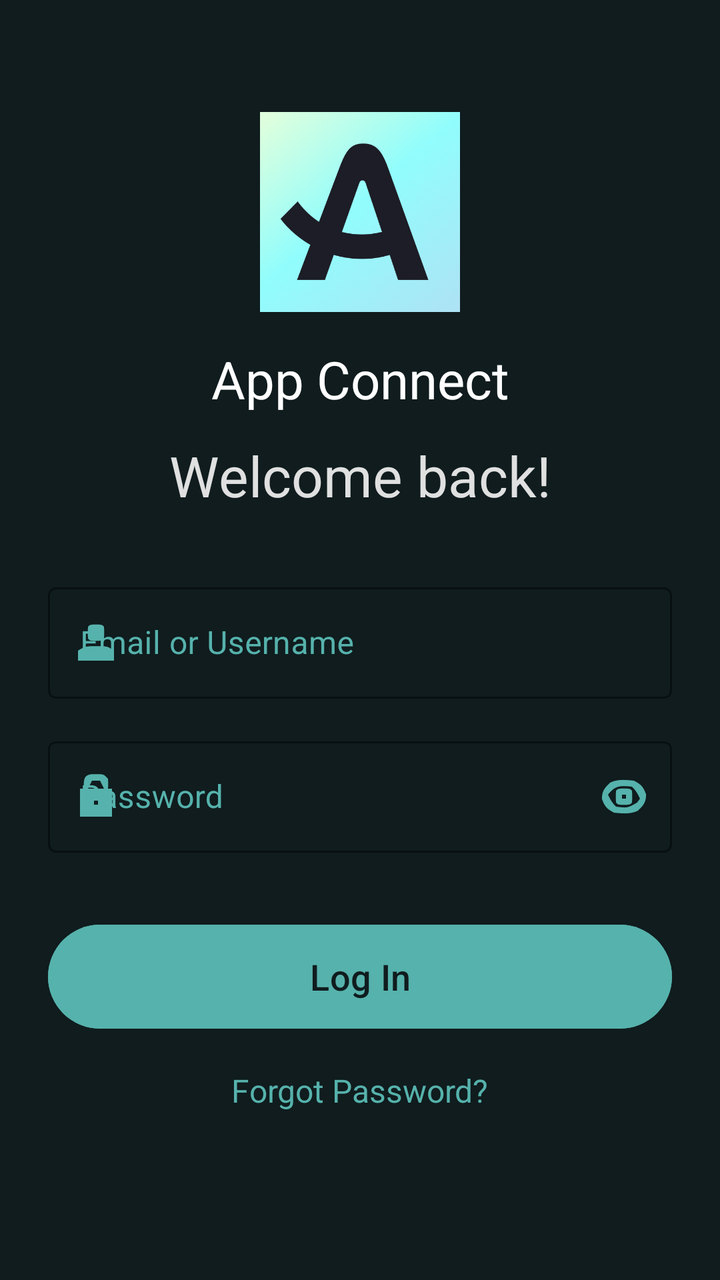
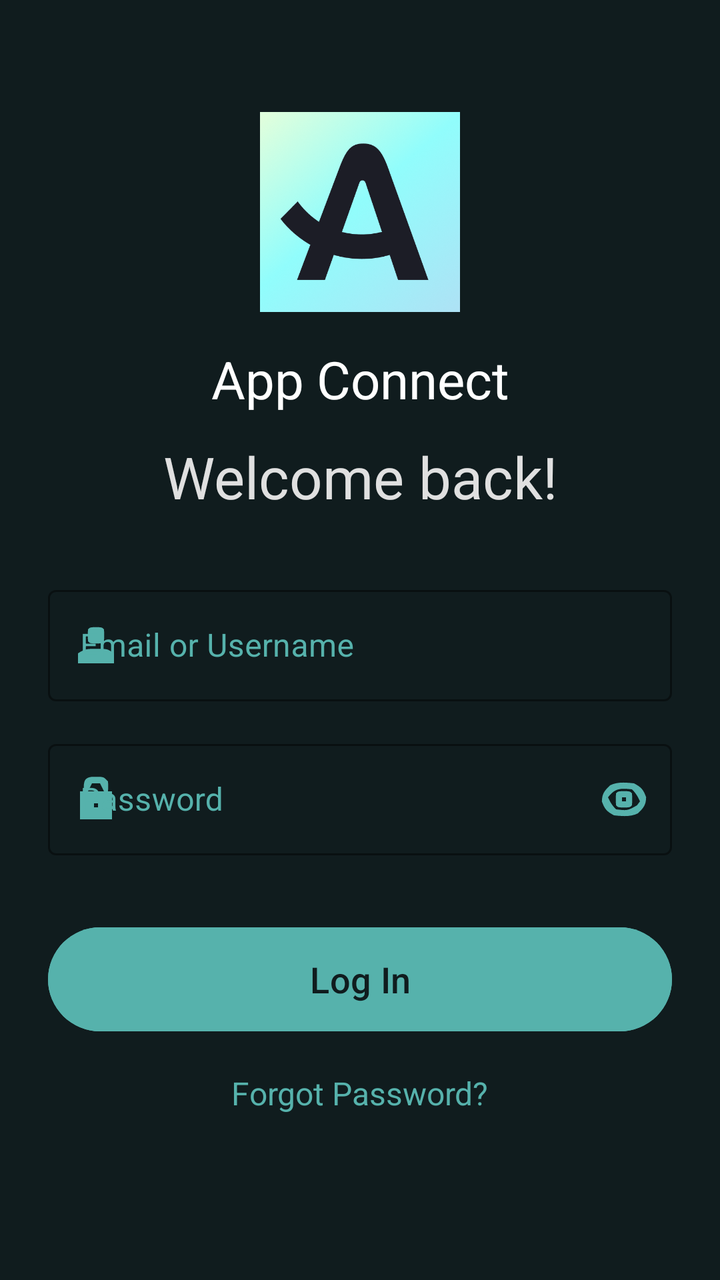

Before-and-after screenshots of an Android layout around one commit, followed by the original layout XML and the change that was made.
<!-- AndroidManifest.xml: application theme Theme.ConnectApp -->
<!-- res/layout/activity_main.xml -->
<?xml version="1.0" encoding="utf-8"?>
<androidx.constraintlayout.widget.ConstraintLayout xmlns:android="http://schemas.android.com/apk/res/android"
    xmlns:app="http://schemas.android.com/apk/res-auto"
    xmlns:tools="http://schemas.android.com/tools"
    android:id="@+id/main"
    android:layout_width="match_parent"
    android:layout_height="match_parent"
    android:background="@color/BackgroudColor"
    android:padding="24dp"
    tools:context=".MainActivity">

    <ImageView
        android:id="@+id/imgLogo"
        android:layout_width="100dp"
        android:layout_height="100dp"
        android:layout_marginTop="32dp"
        android:contentDescription="@string/content_desc_app_logo"
        android:src="@drawable/logo"
        app:layout_constraintEnd_toEndOf="parent"
        app:layout_constraintStart_toStartOf="parent"
        app:layout_constraintTop_toTopOf="parent" />

    <TextView
        android:id="@+id/tvAppName"
        android:layout_width="wrap_content"
        android:layout_height="wrap_content"
        android:layout_marginTop="16dp"
        android:text="@string/app_connect_title"
        android:textColor="@color/white"
        android:textSize="26sp"
        app:layout_constraintEnd_toEndOf="parent"
        app:layout_constraintStart_toStartOf="parent"
        app:layout_constraintTop_toBottomOf="@id/imgLogo" />

    <TextView
        android:id="@+id/tvWelcome"
        android:layout_width="wrap_content"
        android:layout_height="wrap_content"
        android:layout_marginTop="12dp"
        android:text="@string/welcome_back"
        android:textColor="#E0E0E0"
        android:textSize="28sp"
        app:layout_constraintEnd_toEndOf="parent"
        app:layout_constraintStart_toStartOf="parent"
        app:layout_constraintTop_toBottomOf="@id/tvAppName" />

    <com.google.android.material.textfield.TextInputLayout
        android:id="@+id/tilEmail"
        style="@style/Widget.MaterialComponents.TextInputLayout.OutlinedBox"
        android:layout_width="match_parent"
        android:layout_height="wrap_content"
        android:layout_marginTop="32dp"
        android:hint="@string/hint_email_username"
        android:textColorHint="@color/PrimaryColor"
        app:boxStrokeColor="@color/PrimaryColor"
        app:hintTextColor="@color/PrimaryColor"
        app:startIconDrawable="@drawable/username_24"
        app:startIconTint="@color/PrimaryColor"
        app:layout_constraintEnd_toEndOf="parent"
        app:layout_constraintStart_toStartOf="parent"
        app:layout_constraintTop_toBottomOf="@id/tvWelcome">

        <com.google.android.material.textfield.TextInputEditText
            android:id="@+id/etEmail"
            android:layout_width="match_parent"
            android:layout_height="wrap_content"
            android:inputType="textEmailAddress"
            android:textColor="@color/white" />
    </com.google.android.material.textfield.TextInputLayout>

    <com.google.android.material.textfield.TextInputLayout
        android:id="@+id/tilPassword"
        style="@style/Widget.MaterialComponents.TextInputLayout.OutlinedBox"
        android:layout_width="match_parent"
        android:layout_height="wrap_content"
        android:layout_marginTop="16dp"
        android:hint="@string/hint_password"
        android:textColorHint="@color/PrimaryColor"
        app:boxStrokeColor="@color/PrimaryColor"
        app:hintTextColor="@color/PrimaryColor"
        app:startIconDrawable="@drawable/password_24"
        app:startIconTint="@color/PrimaryColor"
        app:endIconMode="custom"
        app:endIconDrawable="@drawable/eye_24"
        app:endIconTint="@color/PrimaryColor"
        app:layout_constraintEnd_toEndOf="parent"
        app:layout_constraintStart_toStartOf="parent"
        app:layout_constraintTop_toBottomOf="@id/tilEmail">


        <com.google.android.material.textfield.TextInputEditText
            android:id="@+id/etPassword"
            android:layout_width="match_parent"
            android:layout_height="wrap_content"
            android:inputType="textPassword"
            android:textColor="@color/white" />
    </com.google.android.material.textfield.TextInputLayout>

    <com.google.android.material.button.MaterialButton
        android:id="@+id/btnLogin"
        android:layout_width="match_parent"
        android:layout_height="60dp"
        android:layout_marginTop="32dp"
        android:backgroundTint="@color/PrimaryColor"
        android:text="@string/btn_log_in"
        android:textColor="@color/BackgroudColor"
        android:textSize="18sp"
        app:cornerRadius="30dp"
        app:layout_constraintEnd_toEndOf="parent"
        app:layout_constraintStart_toStartOf="parent"
        app:layout_constraintTop_toBottomOf="@id/tilPassword" />

    <TextView
        android:id="@+id/tvForgotPassword"
        android:layout_width="wrap_content"
        android:layout_height="wrap_content"
        android:layout_marginTop="16dp"
        android:text="@string/forgot_password"
        android:textColor="@color/PrimaryColor"
        android:textSize="16sp"
        app:layout_constraintEnd_toEndOf="parent"
        app:layout_constraintStart_toStartOf="parent"
        app:layout_constraintTop_toBottomOf="@id/btnLogin" />

</androidx.constraintlayout.widget.ConstraintLayout>
<!-- resources referenced by this layout -->
<resources>
  <color name="BackgroudColor">#101C1E</color>
  <color name="PrimaryColor">#56B2AC</color>
  <color name="white">#FFFFFFFF</color>
  <!-- drawable eye_24 (drawable) -->
  <vector xmlns:android="http://schemas.android.com/apk/res/android"
      android:width="24dp"
      android:height="24dp"
      android:viewportWidth="24"
      android:viewportHeight="24">
    <path
        android:pathData="M17,4C20.636,5.929 21.669,7.085 23.063,10.938C22.982,14.895 21.754,16.246 19,19C15.292,20.854 11.047,20.452 7,20C3.364,18.071 2.331,16.915 0.938,13.063C1.018,9.105 2.246,7.754 5,5C8.708,3.146 12.953,3.548 17,4ZM4,11C5.152,13.468 6.048,15.048 8,17C13.726,17.686 13.726,17.686 18.5,15C18.995,14.34 19.49,13.68 20,13C18.848,10.532 17.952,8.952 16,7C10.4,6.458 7.584,6.221 4,11Z"
        android:fillColor="#FFFFFF"/>
    <path
        android:pathData="M12,7.875C15,8 15,8 16,9C16.125,12 16.125,12 16,15C15,16 15,16 12,16.125C9,16 9,16 8,15C7.875,12 7.875,12 8,9C9,8 9,8 12,7.875ZM11,11C11,11.66 11,12.32 11,13C11.66,13 12.32,13 13,13C13,12.34 13,11.68 13,11C12.34,11 11.68,11 11,11Z"
        android:fillColor="#FFFFFF"/>
  </vector>
  <!-- drawable logo: png bitmap (drawable, 187554 bytes) -->
  <!-- drawable password_24 (drawable) -->
  <vector xmlns:android="http://schemas.android.com/apk/res/android"
      android:width="24dp"
      android:height="24dp"
      android:viewportWidth="24"
      android:viewportHeight="24">
    <path
        android:pathData="M9.875,0.734C10.576,0.74 11.278,0.745 12,0.75C12.701,0.745 13.403,0.74 14.125,0.734C16,1 16,1 18,3C18.125,5.625 18.125,5.625 18,8C18.66,8 19.32,8 20,8C20,12.62 20,17.24 20,22C14.72,22 9.44,22 4,22C4,17.38 4,12.76 4,8C4.66,8 5.32,8 6,8C5.959,7.216 5.918,6.432 5.875,5.625C6.024,2.488 6.626,1.195 9.875,0.734ZM10,4C9.34,5.32 8.68,6.64 8,8C10.64,8 13.28,8 16,8C15.34,6.68 14.68,5.36 14,4C12.68,4 11.36,4 10,4ZM11,14C11,14.66 11,15.32 11,16C11.66,16 12.32,16 13,16C13,15.34 13,14.68 13,14C12.34,14 11.68,14 11,14Z"
        android:fillColor="#FFFFFF"/>
  </vector>
  <!-- drawable username_24 (drawable) -->
  <vector xmlns:android="http://schemas.android.com/apk/res/android"
      android:width="24dp"
      android:height="24dp"
      android:viewportWidth="24"
      android:viewportHeight="24">
    <path
        android:pathData="M12,13.75C13.052,13.745 14.104,13.74 15.188,13.734C18,14 18,14 21,16C21,17.65 21,19.3 21,21C15.06,21 9.12,21 3,21C3,19.35 3,17.7 3,16C6.462,13.692 7.918,13.73 12,13.75Z"
        android:fillColor="#67B4B3"/>
    <path
        android:pathData="M12,2.875C15,3 15,3 16,4C16.125,7 16.125,7 16,10C15,11 15,11 12,11.125C9,11 9,11 8,10C7.875,7 7.875,7 8,4C9,3 9,3 12,2.875Z"
        android:fillColor="#67B5B3"/>
  </vector>
  <string name="app_connect_title">App Connect</string>
  <string name="btn_log_in">Log In</string>
  <string name="content_desc_app_logo">App Logo</string>
  <string name="forgot_password">Forgot Password?</string>
  <string name="hint_email_username">Email or Username</string>
  <string name="hint_password">Password</string>
  <string name="welcome_back">Welcome back!</string>
  <style name="Theme.ConnectApp" parent="Base.Theme.ConnectApp" />
  <style name="Base.Theme.ConnectApp" parent="Theme.Material3.DayNight.NoActionBar">
          
          
      </style>
</resources>

<!-- the commit's change to res/layout/activity_main.xml (unified diff, before → after) -->
@@ -39,7 +39,7 @@
         android:layout_marginTop="12dp"
         android:text="@string/welcome_back"
         android:textColor="#E0E0E0"
-        android:textSize="28sp"
+        android:textSize="29sp"
         app:layout_constraintEnd_toEndOf="parent"
         app:layout_constraintStart_toStartOf="parent"
         app:layout_constraintTop_toBottomOf="@id/tvAppName" />
